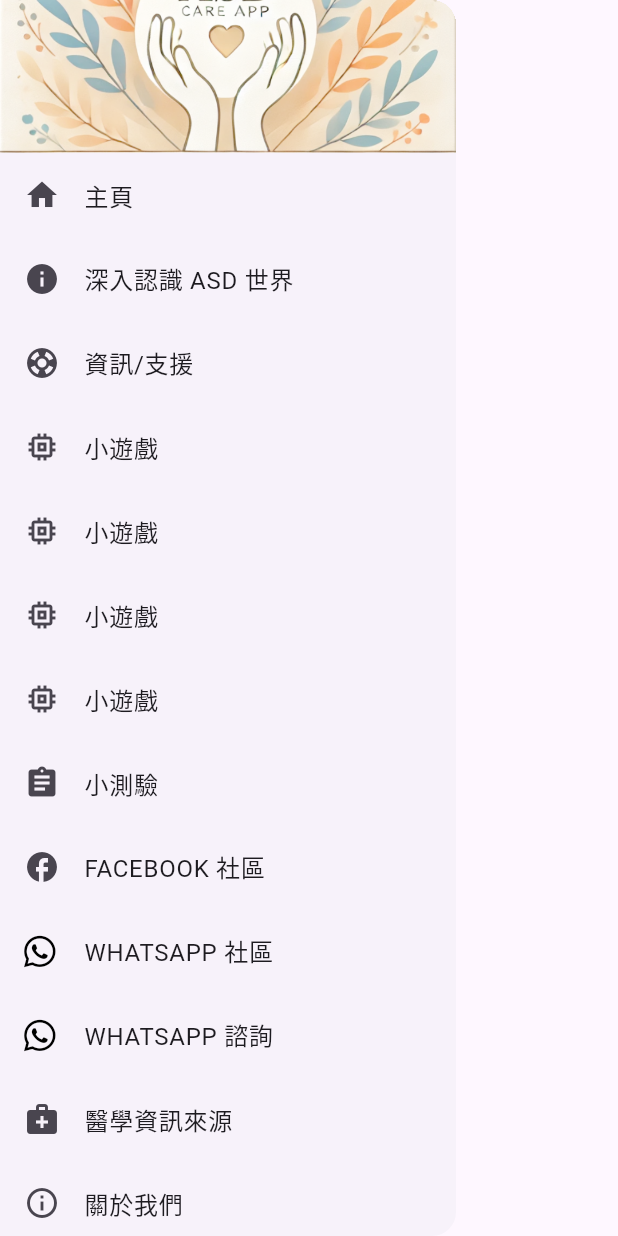
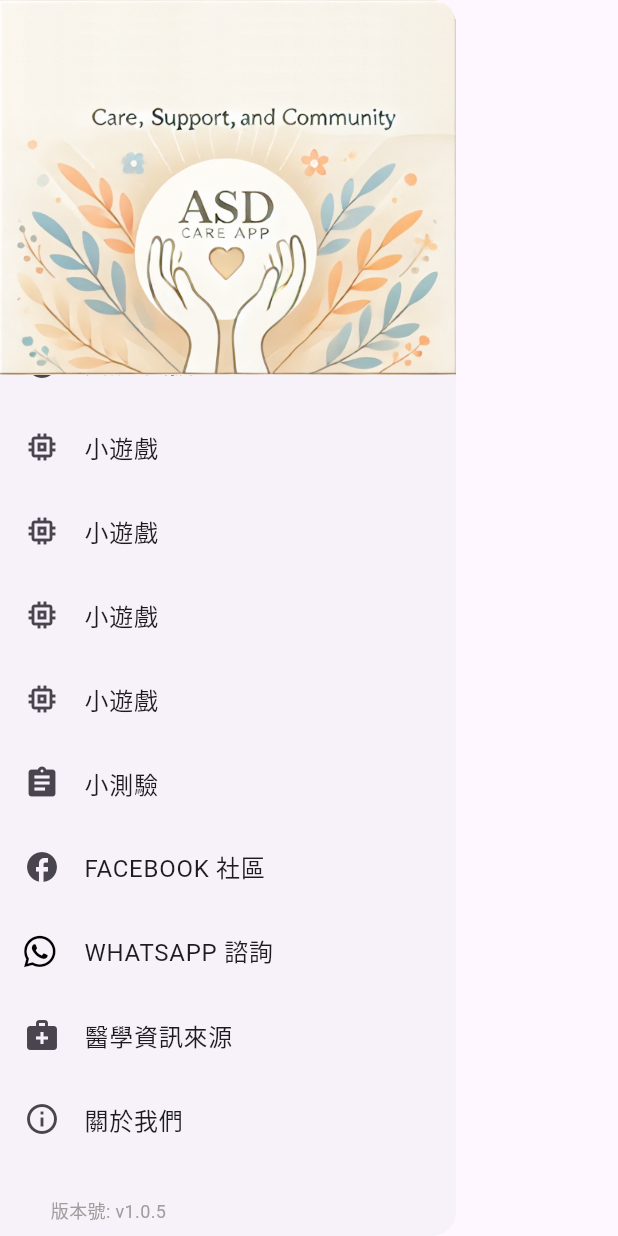
Before and after one commit to virt888/asdCare, a Flutter app: the LeftMenu widget shown alone on an empty page, opened directly, scrolled down 148 dp, on a phone screen of 412 x 824 dp. Run offline on Flutter 3.47's test engine with Material 3 defaults, Android fonts, the phone set to English and light mode, and no system bars; our stand-ins replace confetti, font_awesome_flutter, google_mobile_ads, package_info_plus, yaml.

Commit message:
updated leftmenu

```diff
--- a/lib/left_menu.dart
+++ b/lib/left_menu.dart
@@ -44,10 +44,9 @@ class LeftMenuState extends State<LeftMenu> {
   @override
   Widget build(BuildContext context) {
     return Drawer(
-      child: SafeArea(
-        child: SingleChildScrollView(
       child: Column(
         children: [
+          // 🔝 Banner 會從最頂顯示
           Container(
             height: 250,
             decoration: const BoxDecoration(
@@ -57,13 +56,23 @@ class LeftMenuState extends State<LeftMenu> {
               ),
             ),
           ),
+
+          // ✅ 把 SafeArea 包在 Flexible 區塊裡
+          Flexible(
+            child: SafeArea(
+              top: false, // 這行加上就能解決空白
+              child: SingleChildScrollView(
+                child: Column(
+                  children: [
                     ListTile(
                       leading: const Icon(Icons.home),
                       title: const Text('主頁'),
                       onTap: () {
                         Navigator.push(
                           context,
-                    MaterialPageRoute(builder: (context) => const HomePage()),
+                          MaterialPageRoute(
+                            builder: (context) => const HomePage(),
+                          ),
                         );
                       },
                     ),
@@ -73,7 +82,9 @@ class LeftMenuState extends State<LeftMenu> {
                       onTap: () {
                         Navigator.push(
                           context,
-                    MaterialPageRoute(builder: (context) => const InfoPage()),
+                          MaterialPageRoute(
+                            builder: (context) => const InfoPage(),
+                          ),
                         );
                       },
                     ),
@@ -156,20 +167,10 @@ class LeftMenuState extends State<LeftMenu> {
                         final Uri facebookUri = Uri.parse(
                           'https://www.facebook.com/profile.php?id=61573752815081',
                         );
-                  launchUrl(facebookUri, mode: LaunchMode.externalApplication);
-                },
-              ),
-              ListTile(
-                leading: const FaIcon(
-                  FontAwesomeIcons.whatsapp,
-                  color: Colors.black,
-                ),
-                title: const Text('WHATSAPP 社區'),
-                onTap: () {
-                  final Uri whatsappUri = Uri.parse(
-                    'https://chat.whatsapp.com/Dpx80ytWHgO2FtStV0ntek',
+                        launchUrl(
+                          facebookUri,
+                          mode: LaunchMode.externalApplication,
                         );
-                  launchUrl(whatsappUri, mode: LaunchMode.externalApplication);
                       },
                     ),
                     ListTile(
@@ -182,7 +183,10 @@ class LeftMenuState extends State<LeftMenu> {
                         final Uri whatsappUri = Uri.parse(
                           'https://chat.whatsapp.com/LoV9rBJ18KCGSDNJRFLmws?text=%E6%88%91%E6%83%B3%E8%AB%8B%E5%95%8F%E4%B8%80%E4%B8%8BASD%20%E8%87%AA%E9%96%89%E7%97%87%E5%82%BE%E5%90%91%E7%9A%84%E6%9B%B4%E5%A4%9A%E8%B3%87%E8%A8%8A',
                         );
-                  launchUrl(whatsappUri, mode: LaunchMode.externalApplication);
+                        launchUrl(
+                          whatsappUri,
+                          mode: LaunchMode.externalApplication,
+                        );
                       },
                     ),
                     ListTile(
@@ -191,7 +195,9 @@ class LeftMenuState extends State<LeftMenu> {
                       onTap: () {
                         Navigator.push(
                           context,
-                    MaterialPageRoute(builder: (context) => const SourcePage()),
+                          MaterialPageRoute(
+                            builder: (context) => const SourcePage(),
+                          ),
                         );
                       },
                     ),
@@ -214,7 +220,10 @@ class LeftMenuState extends State<LeftMenu> {
                         padding: const EdgeInsets.all(8.0),
                         child: Text(
                           '        版本號: v$appVersion',
-                    style: const TextStyle(fontSize: 12, color: Colors.grey),
+                          style: const TextStyle(
+                            fontSize: 12,
+                            color: Colors.grey,
+                          ),
                         ),
                       ),
                     ),
@@ -222,6 +231,9 @@ class LeftMenuState extends State<LeftMenu> {
                 ),
               ),
             ),
+          ),
+        ],
+      ),
     );
   }
 }
```
Also changed, not shown: 4 other files. Lines whose indentation alone changed are shown as unchanged.
